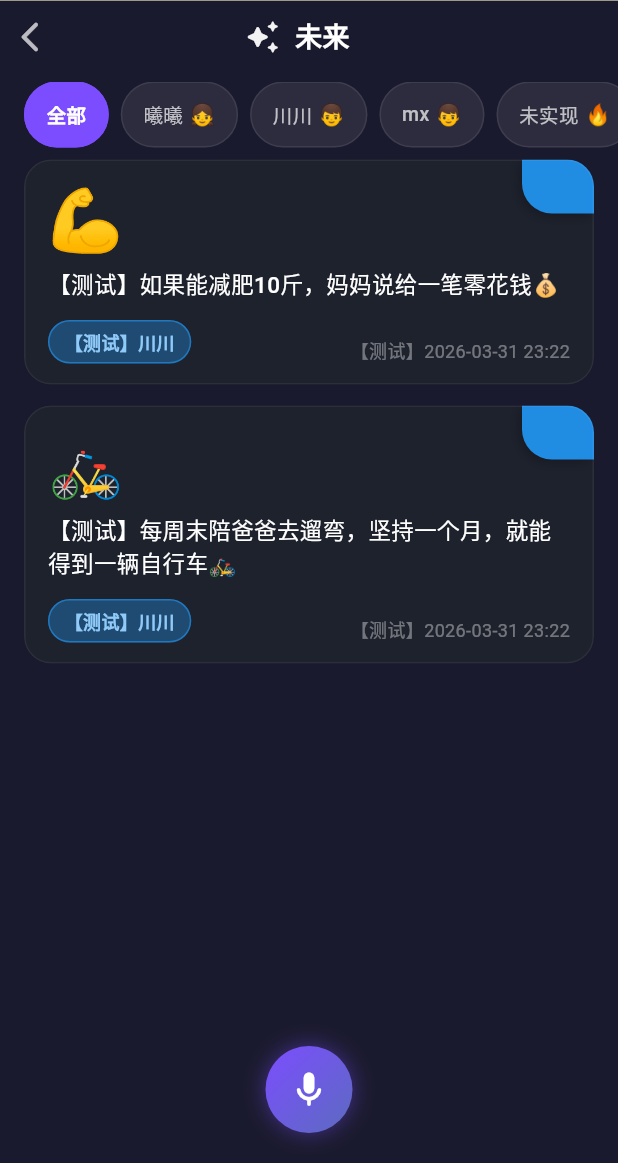
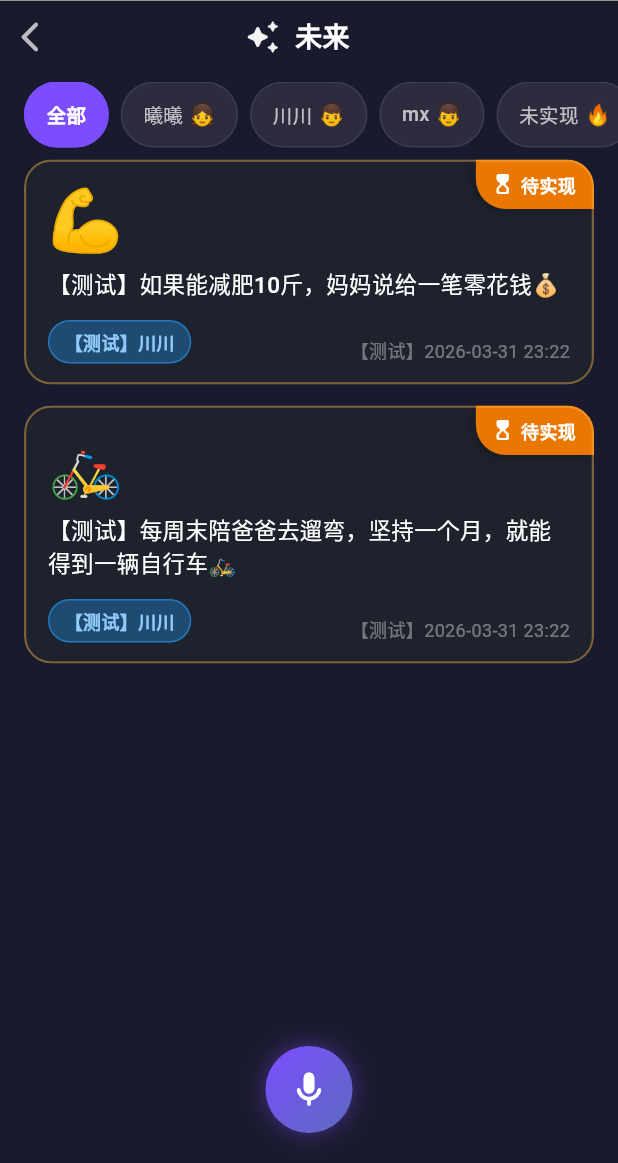
Before and after one commit to lhp2048/family-smart-apps, a Flutter app: the WishwallPage screen opened by its route, on a phone screen of 412 x 824 dp, the part 73-1236 px from its top. Run offline on Flutter 3.47's test engine with Material 3 defaults, Android fonts, the phone set to English and light mode, and no system bars; our stand-ins replace audioplayers, dio, fl_chart, flutter_riverpod, go_router, isar and 5 more; missing offline and left inert: gal, mobile_scanner, record, shared_preferences_web; accounts and stored records are empty; generated files the repository leaves out were written again.

Commit message:
feat(ui): clarify wishwall status and refine homework/points tables
Wishwall cards distinguish pending vs fulfilled items; homework table puts status first with a wider time column; points day log adds zebra rows.

Co-authored-by: Cursor <cursoragent@cursor.com>

```diff
--- a/lib/core/constants/build_stamp.dart
+++ b/lib/core/constants/build_stamp.dart
@@ -1,4 +1,4 @@
 // GENERATED — do not edit by hand.
 // Regenerate: dart run tool/generate_build_stamp.dart
 
-const String kAppBuildStamp = '2026.6.23.2145';
+const String kAppBuildStamp = '2026.6.23.2233';
--- a/lib/features/wishwall/presentation/wishwall_page.dart
+++ b/lib/features/wishwall/presentation/wishwall_page.dart
@@ -17,9 +17,12 @@ import '../data/wishwall_prototype_models.dart';
 import '../data/wishwall_remote_write.dart';
 
 const Color _kCardBg = Color(0xFF1E222D);
+const Color _kCardBgFulfilled = Color(0xFF1A2420);
 const Color _kChipSelected = Color(0xFF7C4DFF);
 const Color _kChipUnselected = Color(0xFF2C2C3E);
 const Color _kAccentBlue = Color(0xFF2196F3);
+const Color _kWishPending = Color(0xFFFFB74D);
+const Color _kWishFulfilled = Color(0xFF66BB6A);
 
 /// 首页主标题「心愿墙」、下行为「许下心愿 · 美好期待」，箭头旁角标「未来」；本页顶栏为「未来」。
 class WishwallPage extends ConsumerWidget {
@@ -494,11 +497,18 @@ class _WishCardState extends State<_WishCard> {
           setState(() => _expanded = !_expanded);
         }
 
+        final fulfilled = widget.item.fulfilled;
+
         return Material(
-          color: _kCardBg,
+          color: fulfilled ? _kCardBgFulfilled : _kCardBg,
           shape: RoundedRectangleBorder(
             borderRadius: BorderRadius.circular(18),
-            side: BorderSide(color: Colors.white.withValues(alpha: 0.06)),
+            side: BorderSide(
+              color: fulfilled
+                  ? _kWishFulfilled.withValues(alpha: 0.55)
+                  : _kWishPending.withValues(alpha: 0.42),
+              width: 1.5,
+            ),
           ),
           clipBehavior: Clip.antiAlias,
           child: InkWell(
@@ -514,9 +524,12 @@ class _WishCardState extends State<_WishCard> {
                     crossAxisAlignment: CrossAxisAlignment.start,
                     mainAxisSize: MainAxisSize.min,
                     children: [
-                      Text(
+                      Opacity(
+                        opacity: fulfilled ? 0.45 : 1,
+                        child: Text(
                           widget.item.cardEmoji,
                           style: const TextStyle(fontSize: 40, height: 1),
+                        ),
                       ),
                       const SizedBox(height: 12),
                       AnimatedSize(
@@ -525,7 +538,16 @@ class _WishCardState extends State<_WishCard> {
                         alignment: Alignment.topLeft,
                         child: Text(
                           widget.item.content,
-                          style: _kWishContentStyle,
+                          style: _kWishContentStyle.copyWith(
+                            color: fulfilled
+                                ? Colors.white.withValues(alpha: 0.42)
+                                : Colors.white,
+                            decoration: fulfilled
+                                ? TextDecoration.lineThrough
+                                : TextDecoration.none,
+                            decorationColor:
+                                Colors.white.withValues(alpha: 0.35),
+                          ),
                           maxLines: (canExpand && !_expanded)
                               ? _kWishCollapsedMaxLines
                               : null,
@@ -587,10 +609,10 @@ class _WishCardState extends State<_WishCard> {
                   right: 0,
                   child: widget.allowToggle && widget.onToggleFulfillment != null
                       ? _WishFulfillmentToggle(
-                          fulfilled: widget.item.fulfilled,
+                          fulfilled: fulfilled,
                           onTap: widget.onToggleFulfillment!,
                         )
-                      : _CornerLeafTag(),
+                      : _WishStatusBadge(fulfilled: fulfilled),
                 ),
               ],
             ),
@@ -613,9 +635,7 @@ class _WishFulfillmentToggle extends StatelessWidget {
   @override
   Widget build(BuildContext context) {
     return Material(
-      color: fulfilled
-          ? const Color(0xFF43A047)
-          : _kAccentBlue.withValues(alpha: 0.92),
+      color: fulfilled ? const Color(0xFF388E3C) : const Color(0xFFF57C00),
       borderRadius: const BorderRadius.only(
         bottomLeft: Radius.circular(20),
       ),
@@ -624,13 +644,28 @@ class _WishFulfillmentToggle extends StatelessWidget {
         borderRadius: const BorderRadius.only(
           bottomLeft: Radius.circular(20),
         ),
-        child: SizedBox(
-          width: 48,
-          height: 36,
-          child: Icon(
-            fulfilled ? Icons.check_rounded : Icons.radio_button_unchecked,
+        child: Padding(
+          padding: const EdgeInsets.fromLTRB(10, 8, 12, 8),
+          child: Row(
+            mainAxisSize: MainAxisSize.min,
+            children: [
+              Icon(
+                fulfilled
+                    ? Icons.check_circle_rounded
+                    : Icons.hourglass_top_rounded,
                 color: Colors.white,
-            size: 22,
+                size: 16,
+              ),
+              const SizedBox(width: 4),
+              Text(
+                fulfilled ? '已实现' : '待实现',
+                style: const TextStyle(
+                  color: Colors.white,
+                  fontSize: 12,
+                  fontWeight: FontWeight.w700,
+                ),
+              ),
+            ],
           ),
         ),
       ),
@@ -638,30 +673,50 @@ class _WishFulfillmentToggle extends StatelessWidget {
   }
 }
 
-/// 右上角蓝色装饰角标（近似原型「叶片」）
-class _CornerLeafTag extends StatelessWidget {
+class _WishStatusBadge extends StatelessWidget {
+  const _WishStatusBadge({required this.fulfilled});
+
+  final bool fulfilled;
+
   @override
   Widget build(BuildContext context) {
     return Container(
-      width: 52,
-      height: 40,
-      alignment: Alignment.topRight,
-      child: Container(
-        width: 48,
-        height: 36,
+      padding: const EdgeInsets.fromLTRB(10, 8, 12, 8),
       decoration: BoxDecoration(
-          color: _kAccentBlue.withValues(alpha: 0.92),
+        color: fulfilled
+            ? const Color(0xFF388E3C).withValues(alpha: 0.95)
+            : const Color(0xFFF57C00).withValues(alpha: 0.95),
         borderRadius: const BorderRadius.only(
           bottomLeft: Radius.circular(20),
         ),
         boxShadow: [
           BoxShadow(
-              color: Colors.black.withValues(alpha: 0.25),
+            color: Colors.black.withValues(alpha: 0.22),
             blurRadius: 6,
             offset: const Offset(-2, 2),
           ),
         ],
       ),
+      child: Row(
+        mainAxisSize: MainAxisSize.min,
+        children: [
+          Icon(
+            fulfilled
+                ? Icons.check_circle_rounded
+                : Icons.hourglass_top_rounded,
+            color: Colors.white,
+            size: 16,
+          ),
+          const SizedBox(width: 4),
+          Text(
+            fulfilled ? '已实现' : '待实现',
+            style: const TextStyle(
+              color: Colors.white,
+              fontSize: 12,
+              fontWeight: FontWeight.w700,
+            ),
+          ),
+        ],
       ),
     );
   }
```
Also changed, not shown: lib/features/points/presentation/points_page.dart (+15 -4 lines), lib/features/tasks/presentation/tasks_page.dart (+73 -76 lines). Lines whose indentation alone changed are shown as unchanged.
